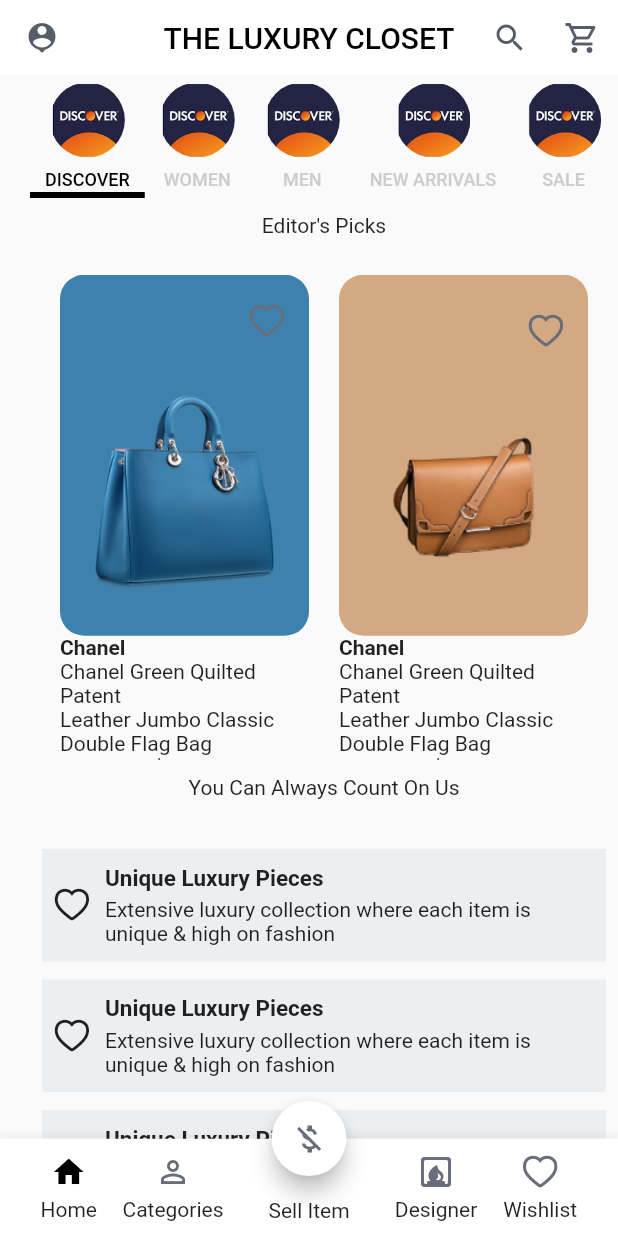
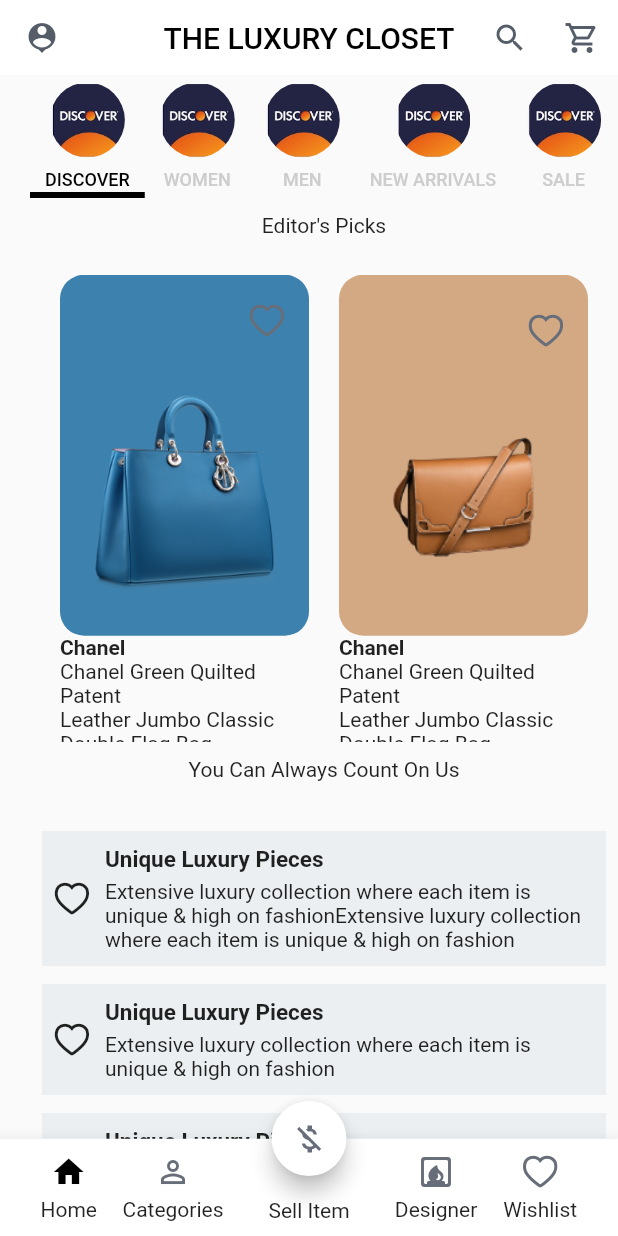
Before and after one commit to phatnguyen1006/Joolux_App__v1, a Flutter app: the screen it shows after launch, on a phone screen of 412 x 824 dp. Run offline on Flutter 3.47's test engine with Material 2 defaults, Android fonts, the phone set to English and light mode, and no system bars; Roboto replaces fonts that are missing (Playfair Display, Varela).

Commit message:
Khue-fix over height

```diff
--- a/lib/widgets/Home/tabs_screen/discovery_body.dart
+++ b/lib/widgets/Home/tabs_screen/discovery_body.dart
@@ -37,6 +37,8 @@
           child: Padding(
             padding: const EdgeInsets.symmetric(horizontal: DefaultPadding),
             child: GridView.builder(
+                physics: const NeverScrollableScrollPhysics(),
+
                 itemCount: products.length,
                 gridDelegate: SliverGridDelegateWithFixedCrossAxisCount(
                   crossAxisCount: 2,
@@ -71,7 +73,51 @@
             Padding(
               padding: EdgeInsets.only(left: 8, top: 8, right: 8, bottom: 4),
               child: Container(
-                height: 75,
+                constraints: const BoxConstraints(minHeight: 0.0,maxHeight: double.infinity),
+                width: size.width,
+                color: Color(0xFFECEFF1),
+                child: Row(
+                  children: [
+                    Padding(
+                      padding: const EdgeInsets.only(left: 8.0),
+                      child: Icon(MyIcon.heart),
+                    ),
+                    Expanded(
+                      child: Padding(
+                        padding: const EdgeInsets.all(10.0),
+                        child: Column(
+                          mainAxisAlignment: MainAxisAlignment.center,
+                          crossAxisAlignment: CrossAxisAlignment.start,
+                          children: [
+                            const Text(
+                              "Unique Luxury Pieces",
+                              style: TextStyle(
+                                  fontWeight: FontWeight.bold, fontSize: 15),
+                            ),
+                            Padding(
+                              padding: const EdgeInsets.only(top: 4.0),
+                              child: const Text(
+                                "Extensive luxury collection where each item is unique & high on fashionExtensive luxury collection where each item is unique & high on fashion",
+                              ),
+                            ),
+                          ],
+                        ),
+                      ),
+                    )
+                  ],
+                ),
+              ),
+            ),
+          ],
+        ),
+        Column(
+          mainAxisAlignment: MainAxisAlignment.center,
+          crossAxisAlignment: CrossAxisAlignment.center,
+          children: [
+            Padding(
+              padding: EdgeInsets.only(left: 8, top: 8, right: 8, bottom: 4),
+              child: Container(
+                constraints: const BoxConstraints(minHeight: 0.0,maxHeight: double.infinity),
                 width: size.width,
                 color: Color(0xFFECEFF1),
                 child: Row(
@@ -115,7 +161,7 @@
             Padding(
               padding: EdgeInsets.only(left: 8, top: 8, right: 8, bottom: 4),
               child: Container(
-                height: 75,
+                constraints: const BoxConstraints(minHeight: 0.0,maxHeight: double.infinity),
                 width: size.width,
                 color: Color(0xFFECEFF1),
                 child: Row(
@@ -159,51 +205,7 @@
             Padding(
               padding: EdgeInsets.only(left: 8, top: 8, right: 8, bottom: 4),
               child: Container(
-                height: 75,
-                width: size.width,
-                color: Color(0xFFECEFF1),
-                child: Row(
-                  children: [
-                    Padding(
-                      padding: const EdgeInsets.only(left: 8.0),
-                      child: Icon(MyIcon.heart),
-                    ),
-                    Expanded(
-                      child: Padding(
-                        padding: const EdgeInsets.all(10.0),
-                        child: Column(
-                          mainAxisAlignment: MainAxisAlignment.center,
-                          crossAxisAlignment: CrossAxisAlignment.start,
-                          children: [
-                            const Text(
-                              "Unique Luxury Pieces",
-                              style: TextStyle(
-                                  fontWeight: FontWeight.bold, fontSize: 15),
-                            ),
-                            Padding(
-                              padding: const EdgeInsets.only(top: 4.0),
-                              child: const Text(
-                                "Extensive luxury collection where each item is unique & high on fashion",
-                              ),
-                            ),
-                          ],
-                        ),
-                      ),
-                    )
-                  ],
-                ),
-              ),
-            ),
-          ],
-        ),
-        Column(
-          mainAxisAlignment: MainAxisAlignment.center,
-          crossAxisAlignment: CrossAxisAlignment.center,
-          children: [
-            Padding(
-              padding: EdgeInsets.only(left: 8, top: 8, right: 8, bottom: 4),
-              child: Container(
-                height: 75,
+                constraints: const BoxConstraints(minHeight: 0.0,maxHeight: double.infinity),
                 width: size.width,
                 color: Color(0xFFECEFF1),
                 child: Row(
```
